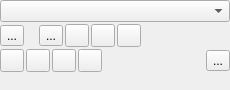
KDE/krita, file plugins/textshape/dialogs/SimpleParagraphWidget.ui: the form before one commit.
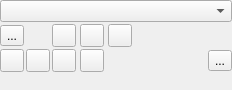
The form after the commit. Custom widgets are drawn as their Qt base class.

Commit message: Add UI to change the list level. The buttons for adding the numbered and unnumbered lists has been merged

```diff
--- a/plugins/textshape/dialogs/SimpleParagraphWidget.ui
+++ b/plugins/textshape/dialogs/SimpleParagraphWidget.ui
@@ -6,7 +6,7 @@
    <rect>
     <x>0</x>
     <y>0</y>
-    <width>230</width>
+    <width>232</width>
     <height>90</height>
    </rect>
   </property>
@@ -34,44 +34,14 @@
        <verstretch>0</verstretch>
       </sizepolicy>
      </property>
+     <zorder></zorder>
     </widget>
    </item>
    <item row="0" column="0">
-    <layout class="QGridLayout" name="gridLayout">
+    <layout class="QGridLayout" name="gridLayout" columnstretch="0,2,0,0,0,0,0,0,0,0,0,0">
      <property name="spacing">
       <number>2</number>
      </property>
-     <item row="2" column="0" colspan="2">
-      <widget class="FormattingButton" name="bulletListButton">
-       <property name="text">
-        <string>...</string>
-       </property>
-      </widget>
-     </item>
-     <item row="2" column="2" colspan="2">
-      <widget class="FormattingButton" name="numberedListButton">
-       <property name="text">
-        <string>...</string>
-       </property>
-      </widget>
-     </item>
-     <item row="2" column="4" colspan="2">
-      <widget class="QToolButton" name="decreaseIndent">
-       <property name="autoRaise">
-        <bool>false</bool>
-       </property>
-      </widget>
-     </item>
-     <item row="2" column="6" colspan="2">
-      <widget class="QToolButton" name="increaseIndent">
-       <property name="autoRaise">
-        <bool>false</bool>
-       </property>
-      </widget>
-     </item>
-     <item row="2" column="8">
-      <widget class="QToolButton" name="changeTextDirection"/>
-     </item>
      <item row="3" column="0">
       <widget class="QToolButton" name="alignLeft">
        <property name="autoRaise">
@@ -79,20 +49,6 @@
        </property>
       </widget>
      </item>
-     <item row="3" column="1" colspan="2">
-      <widget class="QToolButton" name="alignCenter">
-       <property name="autoRaise">
-        <bool>false</bool>
-       </property>
-      </widget>
-     </item>
-     <item row="3" column="3" colspan="2">
-      <widget class="QToolButton" name="alignRight">
-       <property name="autoRaise">
-        <bool>false</bool>
-       </property>
-      </widget>
-     </item>
      <item row="3" column="5" colspan="2">
       <widget class="QToolButton" name="alignBlock">
        <property name="autoRaise">
@@ -100,6 +56,50 @@
        </property>
       </widget>
      </item>
+     <item row="1" column="0" colspan="12">
+      <widget class="StylesCombo" name="paragraphStyleCombo"/>
+     </item>
+     <item row="2" column="10">
+      <spacer name="horizontalSpacer_2">
+       <property name="orientation">
+        <enum>Qt::Horizontal</enum>
+       </property>
+       <property name="sizeHint" stdset="0">
+        <size>
+         <width>100</width>
+         <height>20</height>
+        </size>
+       </property>
+      </spacer>
+     </item>
+     <item row="3" column="3" colspan="2">
+      <widget class="QToolButton" name="alignRight">
+       <property name="autoRaise">
+        <bool>false</bool>
+       </property>
+      </widget>
+     </item>
+     <item row="2" column="3">
+      <widget class="QToolButton" name="decreaseIndent">
+       <property name="autoRaise">
+        <bool>false</bool>
+       </property>
+      </widget>
+     </item>
+     <item row="2" column="0" colspan="2">
+      <widget class="FormattingButton" name="bulletListButton">
+       <property name="text">
+        <string>...</string>
+       </property>
+      </widget>
+     </item>
+     <item row="3" column="1" colspan="2">
+      <widget class="QToolButton" name="alignCenter">
+       <property name="autoRaise">
+        <bool>false</bool>
+       </property>
+      </widget>
+     </item>
      <item row="3" column="7" colspan="3">
       <spacer name="horizontalSpacer_3">
        <property name="orientation">
@@ -116,22 +116,6 @@
        </property>
       </spacer>
      </item>
-     <item row="1" column="0" colspan="12">
-      <widget class="StylesCombo" name="paragraphStyleCombo"/>
-     </item>
-     <item row="2" column="10">
-      <spacer name="horizontalSpacer_2">
-       <property name="orientation">
-        <enum>Qt::Horizontal</enum>
-       </property>
-       <property name="sizeHint" stdset="0">
-        <size>
-         <width>40</width>
-         <height>20</height>
-        </size>
-       </property>
-      </spacer>
-     </item>
      <item row="3" column="11">
       <widget class="QToolButton" name="moreOptions">
        <property name="text">
@@ -139,6 +123,16 @@
        </property>
       </widget>
      </item>
+     <item row="2" column="5">
+      <widget class="QToolButton" name="increaseIndent">
+       <property name="autoRaise">
+        <bool>false</bool>
+       </property>
+      </widget>
+     </item>
+     <item row="2" column="7">
+      <widget class="QToolButton" name="changeTextDirection"/>
+     </item>
     </layout>
    </item>
   </layout>
```
The commit also changes 9 other files.
